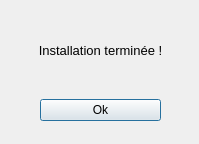
This is finished_install.ui in Arthur-UBdx/magic_installer as Qt 5 draws it before an edit. The edited form follows.
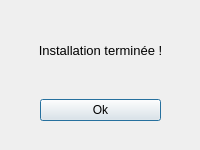
This is the edited form.

Patch:
```diff
--- a/finished_install.ui
+++ b/finished_install.ui
@@ -6,10 +6,28 @@
    <rect>
     <x>0</x>
     <y>0</y>
-    <width>199</width>
-    <height>144</height>
+    <width>200</width>
+    <height>150</height>
    </rect>
   </property>
+  <property name="sizePolicy">
+   <sizepolicy hsizetype="Fixed" vsizetype="Fixed">
+    <horstretch>0</horstretch>
+    <verstretch>0</verstretch>
+   </sizepolicy>
+  </property>
+  <property name="minimumSize">
+   <size>
+    <width>200</width>
+    <height>150</height>
+   </size>
+  </property>
+  <property name="maximumSize">
+   <size>
+    <width>200</width>
+    <height>150</height>
+   </size>
+  </property>
   <property name="windowTitle">
    <string>Dialog</string>
   </property>
```
